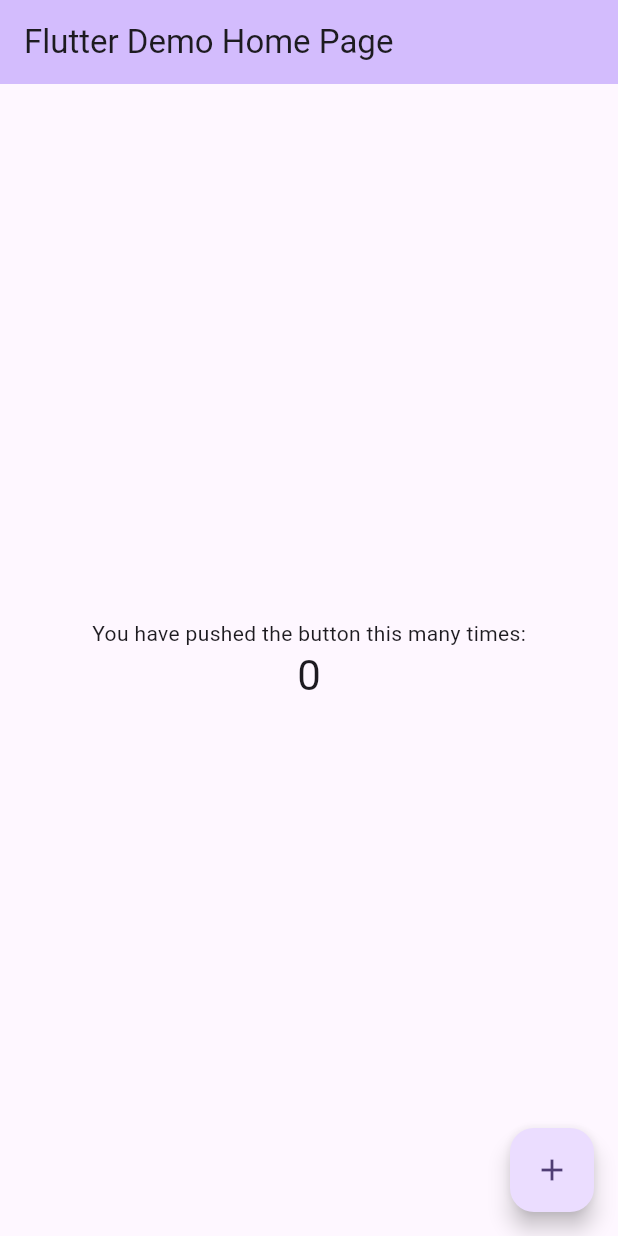
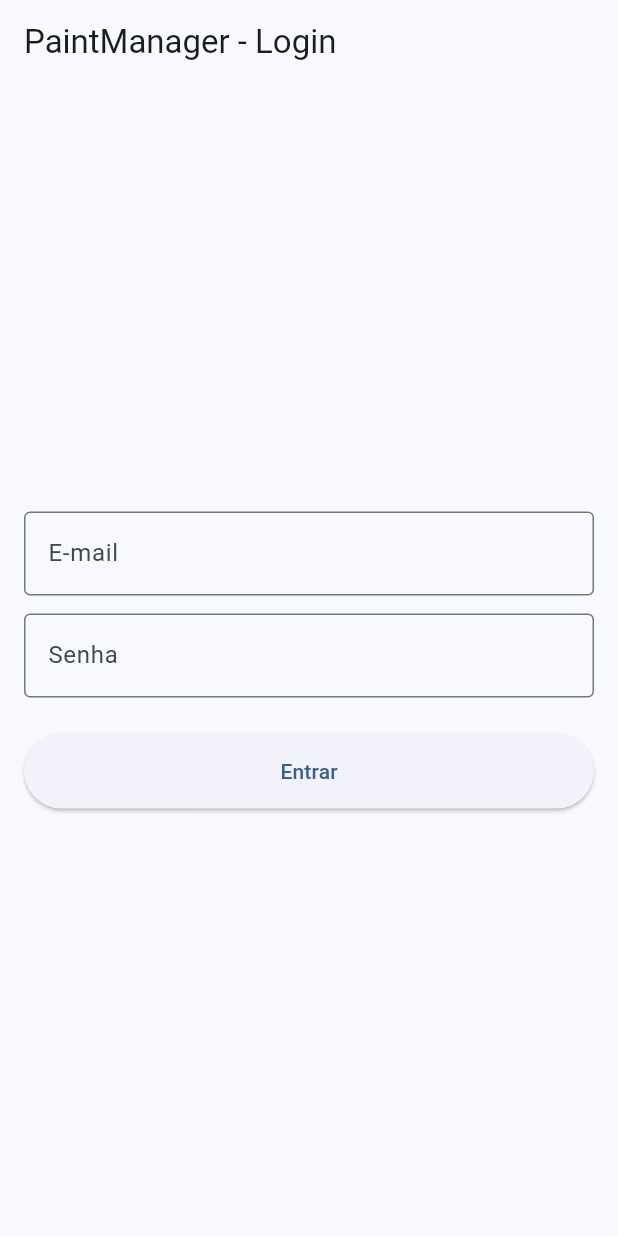
Before and after one commit to JanCarlo300/paintmanager_app, a Flutter app: the screen it shows after launch, on a phone screen of 412 x 824 dp. Run offline on Flutter 3.47's test engine with Material 3 defaults, Android fonts, the phone set to English and light mode, and no system bars; our stand-ins replace cloud_firestore, firebase_auth, firebase_core; accounts and stored records are empty.

Commit message:
feat: base do sistema vinculada ao firebase e login funcional (RF001)

```diff
--- a/lib/main.dart
+++ b/lib/main.dart
@@ -1,122 +1,46 @@
 import 'package:flutter/material.dart';
+import 'package:firebase_core/firebase_core.dart';
+import 'package:provider/provider.dart';
+import 'firebase_options.dart';
+import 'src/apresentacao/paginas/login_page.dart';
+import 'src/apresentacao/controllers/auth_controller.dart';
+import 'src/dados/repositorios/repositorio_autenticacao_impl.dart';
 
-void main() {
-  runApp(const MyApp());
+void main() async {
+  WidgetsFlutterBinding.ensureInitialized();
+
+  // Inicializa o Firebase usando as opções automáticas [cite: 632]
+  await Firebase.initializeApp(options: DefaultFirebaseOptions.currentPlatform);
+
+  runApp(
+    // Provedor para injetar o controlador de autenticação em todo o app
+    ChangeNotifierProvider(
+      create: (_) => AuthController(RepositorioAutenticacaoImpl()),
+      child: const PaintManagerApp(),
+    ),
+  );
 }
 
-class MyApp extends StatelessWidget {
-  const MyApp({super.key});
+class PaintManagerApp extends StatelessWidget {
+  const PaintManagerApp({super.key});
 
-  // This widget is the root of your application.
   @override
   Widget build(BuildContext context) {
     return MaterialApp(
-      title: 'Flutter Demo',
+      title: 'PaintManager',
+      debugShowCheckedModeBanner: false,
       theme: ThemeData(
-        // This is the theme of your application.
-        //
-        // TRY THIS: Try running your application with "flutter run". You'll see
-        // the application has a purple toolbar. Then, without quitting the app,
-        // try changing the seedColor in the colorScheme below to Colors.green
-        // and then invoke "hot reload" (save your changes or press the "hot
-        // reload" button in a Flutter-supported IDE, or press "r" if you used
-        // the command line to start the app).
-        //
-        // Notice that the counter didn't reset back to zero; the application
-        // state is not lost during the reload. To reset the state, use hot
-        // restart instead.
-        //
-        // This works for code too, not just values: Most code changes can be
-        // tested with just a hot reload.
-        colorScheme: ColorScheme.fromSeed(seedColor: Colors.deepPurple),
+        colorScheme: ColorScheme.fromSeed(seedColor: Colors.blue),
+        useMaterial3: true,
       ),
-      home: const MyHomePage(title: 'Flutter Demo Home Page'),
+      // Definição das rotas para navegação após o login
+      initialRoute: '/',
+      routes: {
+        '/': (context) => const LoginPage(),
+        '/home': (context) => const Scaffold(
+          body: Center(child: Text("Bem-vindo ao PaintManager!")),
+        ),
+      },
     );
   }
 }
-
-class MyHomePage extends StatefulWidget {
-  const MyHomePage({super.key, required this.title});
-
-  // This widget is the home page of your application. It is stateful, meaning
-  // that it has a State object (defined below) that contains fields that affect
-  // how it looks.
-
-  // This class is the configuration for the state. It holds the values (in this
-  // case the title) provided by the parent (in this case the App widget) and
-  // used by the build method of the State. Fields in a Widget subclass are
-  // always marked "final".
-
-  final String title;
-
-  @override
-  State<MyHomePage> createState() => _MyHomePageState();
-}
-
-class _MyHomePageState extends State<MyHomePage> {
-  int _counter = 0;
-
-  void _incrementCounter() {
-    setState(() {
-      // This call to setState tells the Flutter framework that something has
-      // changed in this State, which causes it to rerun the build method below
-      // so that the display can reflect the updated values. If we changed
-      // _counter without calling setState(), then the build method would not be
-      // called again, and so nothing would appear to happen.
-      _counter++;
-    });
-  }
-
-  @override
-  Widget build(BuildContext context) {
-    // This method is rerun every time setState is called, for instance as done
-    // by the _incrementCounter method above.
-    //
-    // The Flutter framework has been optimized to make rerunning build methods
-    // fast, so that you can just rebuild anything that needs updating rather
-    // than having to individually change instances of widgets.
-    return Scaffold(
-      appBar: AppBar(
-        // TRY THIS: Try changing the color here to a specific color (to
-        // Colors.amber, perhaps?) and trigger a hot reload to see the AppBar
-        // change color while the other colors stay the same.
-        backgroundColor: Theme.of(context).colorScheme.inversePrimary,
-        // Here we take the value from the MyHomePage object that was created by
-        // the App.build method, and use it to set our appbar title.
-        title: Text(widget.title),
-      ),
-      body: Center(
-        // Center is a layout widget. It takes a single child and positions it
-        // in the middle of the parent.
-        child: Column(
-          // Column is also a layout widget. It takes a list of children and
-          // arranges them vertically. By default, it sizes itself to fit its
-          // children horizontally, and tries to be as tall as its parent.
-          //
-          // Column has various properties to control how it sizes itself and
-          // how it positions its children. Here we use mainAxisAlignment to
-          // center the children vertically; the main axis here is the vertical
-          // axis because Columns are vertical (the cross axis would be
-          // horizontal).
-          //
-          // TRY THIS: Invoke "debug painting" (choose the "Toggle Debug Paint"
-          // action in the IDE, or press "p" in the console), to see the
-          // wireframe for each widget.
-          mainAxisAlignment: MainAxisAlignment.center,
-          children: <Widget>[
-            const Text('You have pushed the button this many times:'),
-            Text(
-              '$_counter',
-              style: Theme.of(context).textTheme.headlineMedium,
-            ),
-          ],
-        ),
-      ),
-      floatingActionButton: FloatingActionButton(
-        onPressed: _incrementCounter,
-        tooltip: 'Increment',
-        child: const Icon(Icons.add),
-      ), // This trailing comma makes auto-formatting nicer for build methods.
-    );
-  }
-}
--- /dev/null
+++ b/lib/src/apresentacao/controllers/auth_controller.dart
@@ -0,0 +1,41 @@
+import 'package:flutter/material.dart';
+import '../../dominio/repositorios/repositorio_autenticacao.dart';
+
+class AuthController extends ChangeNotifier {
+  final RepositorioAutenticacao _repositorio;
+
+  AuthController(this._repositorio);
+
+  bool _carregando = false;
+  bool get carregando => _carregando;
+
+  // RF001 - Realizar Login
+  Future<void> realizarLogin(
+    BuildContext context,
+    String email,
+    String senha,
+  ) async {
+    _carregando = true;
+    notifyListeners(); // Notifica a UI para mostrar um indicador de progresso
+
+    try {
+      final usuario = await _repositorio.entrarComEmailESenha(email, senha);
+
+      if (usuario != null && context.mounted) {
+        // Redireciona para a Home se o login for bem-sucedido
+        // Precisamos definir a rota '/home' no main.dart
+        Navigator.of(context).pushReplacementNamed('/home');
+      }
+    } catch (e) {
+      // Exibe o erro (ex: "Senha incorreta") numa SnackBar
+      if (context.mounted) {
+        ScaffoldMessenger.of(context).showSnackBar(
+          SnackBar(content: Text(e.toString()), backgroundColor: Colors.red),
+        );
+      }
+    } finally {
+      _carregando = false;
+      notifyListeners(); // Esconde o indicador de progresso
+    }
+  }
+}
--- /dev/null
+++ b/lib/src/apresentacao/paginas/login_page.dart
@@ -0,0 +1,77 @@
+import 'package:flutter/material.dart';
+import 'package:provider/provider.dart';
+import '../controllers/auth_controller.dart';
+
+class LoginPage extends StatefulWidget {
+  const LoginPage({super.key});
+
+  @override
+  State<LoginPage> createState() => _LoginPageState();
+}
+
+class _LoginPageState extends State<LoginPage> {
+  final _emailController = TextEditingController();
+  final _senhaController = TextEditingController();
+
+  @override
+  void dispose() {
+    _emailController.dispose();
+    _senhaController.dispose();
+    super.dispose();
+  }
+
+  @override
+  Widget build(BuildContext context) {
+    // Escuta as mudanças no AuthController
+    final authController = context.watch<AuthController>();
+
+    return Scaffold(
+      appBar: AppBar(title: const Text("PaintManager - Login")),
+      body: Padding(
+        padding: const EdgeInsets.all(16.0),
+        child: Column(
+          mainAxisAlignment: MainAxisAlignment.center,
+          children: [
+            TextField(
+              controller: _emailController,
+              decoration: const InputDecoration(
+                labelText: "E-mail",
+                border: OutlineInputBorder(),
+              ),
+              keyboardType: TextInputType.emailAddress,
+            ),
+            const SizedBox(height: 12),
+            TextField(
+              controller: _senhaController,
+              decoration: const InputDecoration(
+                labelText: "Senha",
+                border: OutlineInputBorder(),
+              ),
+              obscureText: true,
+            ),
+            const SizedBox(height: 24),
+            SizedBox(
+              width: double.infinity,
+              height: 50,
+              child: ElevatedButton(
+                // Desativa o botão se estiver carregando [cite: 612]
+                onPressed: authController.carregando
+                    ? null
+                    : () {
+                        authController.realizarLogin(
+                          context,
+                          _emailController.text.trim(),
+                          _senhaController.text.trim(),
+                        );
+                      },
+                child: authController.carregando
+                    ? const CircularProgressIndicator()
+                    : const Text("Entrar"),
+              ),
+            ),
+          ],
+        ),
+      ),
+    );
+  }
+}
--- /dev/null
+++ b/lib/src/dominio/repositorios/repositorio_autenticacao.dart
@@ -0,0 +1,15 @@
+import '../entidades/usuario.dart';
+
+abstract class RepositorioAutenticacao {
+  // RF001 - Realizar Login [cite: 223]
+  Future<Usuario?> entrarComEmailESenha(String email, String senha);
+
+  // RF002 - Recuperar Senha [cite: 226]
+  Future<void> recuperarSenha(String emailOuCpf);
+
+  // Finalizar sessão
+  Future<void> sair();
+
+  // Stream para monitorar se o usuário está logado em tempo real
+  Stream<Usuario?> get usuarioAtual;
+}
--- a/pubspec.yaml
+++ b/pubspec.yaml
@@ -34,6 +34,10 @@ dependencies:
   # The following adds the Cupertino Icons font to your application.
   # Use with the CupertinoIcons class for iOS style icons.
   cupertino_icons: ^1.0.8
+  firebase_core: ^4.4.0
+  firebase_auth: ^6.1.4
+  cloud_firestore: ^6.1.2
+  provider: ^6.1.5+1
 
 dev_dependencies:
   flutter_test:
```
Also changed, not shown: lib/src/dados/modelos/usuario_modelo.dart (added, +41 -0 lines), lib/src/dados/repositorios/repositorio_autenticacao_impl.dart (added, +68 -0 lines), lib/src/dominio/entidades/usuario.dart (added, +20 -0 lines), firebase.json (added), lib/firebase_options.dart (added), lib/modules/auth/auth_controller.dart (deleted), lib/modules/auth/login_page.dart (deleted), lib/modules/auth/register_page.dart (deleted), pubspec.lock, 7 other files.
